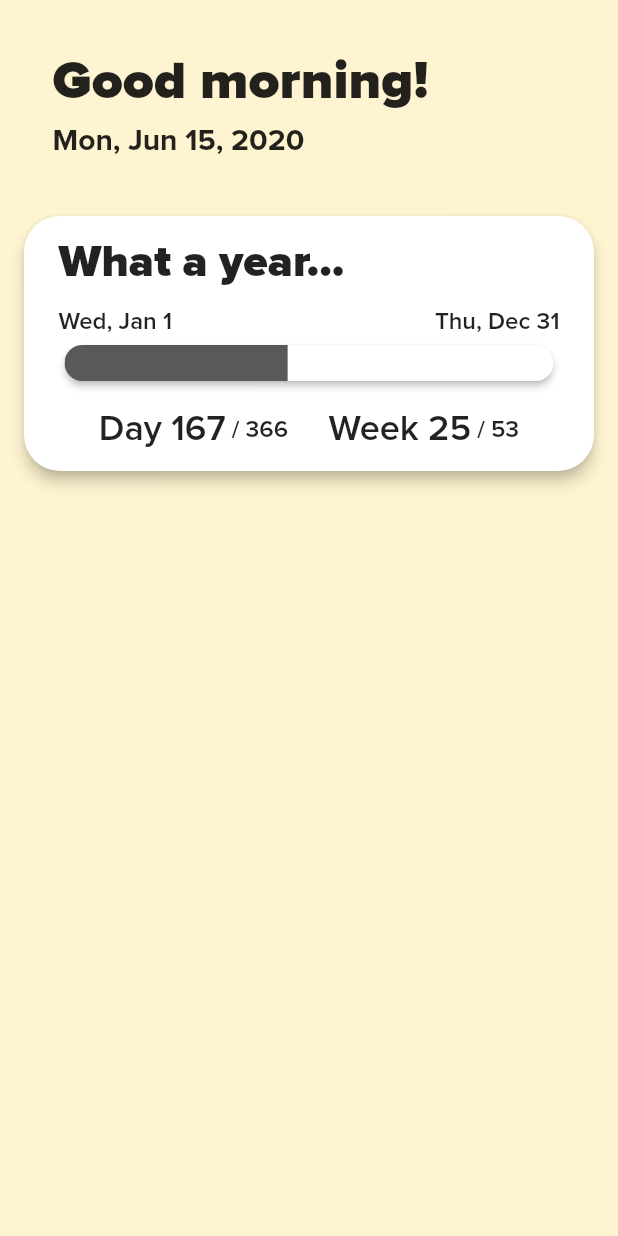
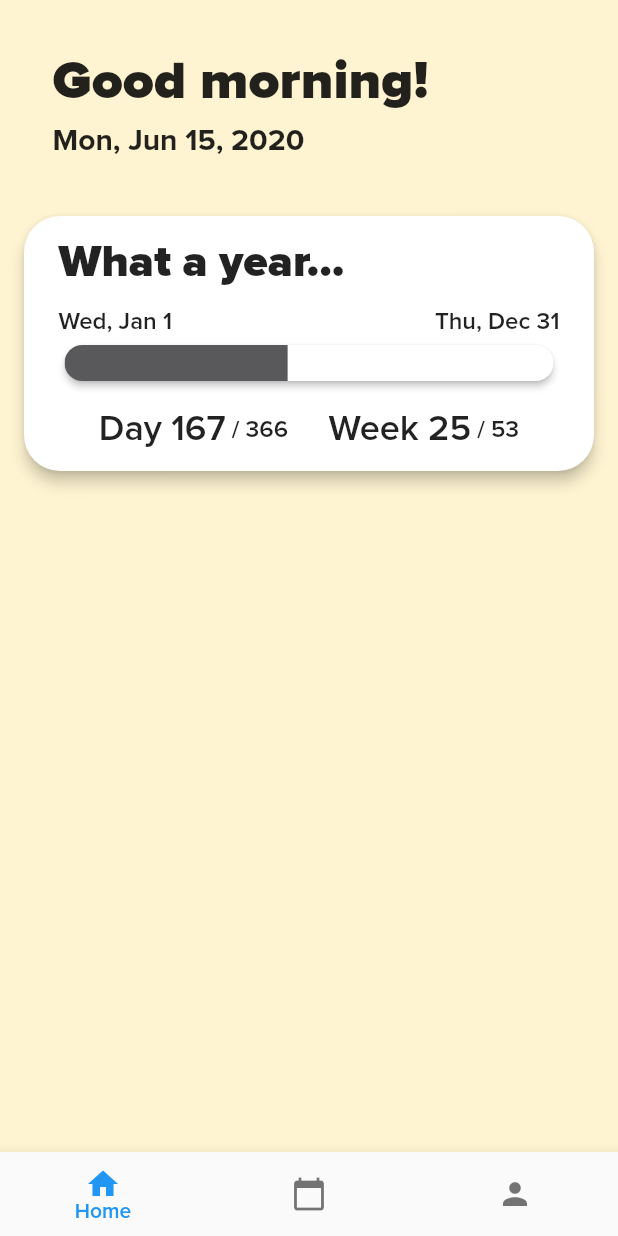
Before and after one commit to ubc-biztech/bt-mobile, a Flutter app: the screen it shows after launch, on a phone screen of 412 x 824 dp. Run offline on Flutter 3.47's test engine with Material 2 defaults, Android fonts, the phone set to English and light mode, and no system bars; drawn by our look-alikes of auto_size_text; our stand-ins replace cached_network_image, flutter_dotenv, get_it, shared_preferences, tuple; network calls fail.

Commit message:
Add navigation bar and empty events/profile pages

```diff
--- a/lib/constants/strings.dart
+++ b/lib/constants/strings.dart
@@ -12,15 +12,25 @@ class S {
   static const String r = 'REPLACE_ME_PLZ';
 
   /// Home
-  static const String degreesC = '${S.r}°C';
-  static const String degreesF = '${S.r}°F';
-  static const String goodMorning = 'Good morning!';
-  static const String goodDay = 'Good day!';
-  static const String goodAfternoon = 'Good afternoon!';
-  static const String goodEvening = 'Good evening!';
-  static const String dayNumerator = 'Day $r';
-  static const String dayDenominator = ' / $r';
-  static const String weekNumerator = 'Week $r';
-  static const String weekDenominator = ' / $r';
-  static const String emptyTitle = 'What a year...';
+  static const String homeTitle = 'Home';
+  static const String homeDegreesC = '${S.r}°C';
+  static const String homeDegreesF = '${S.r}°F';
+  static const String homeGoodMorning = 'Good morning!';
+  static const String homeGoodDay = 'Good day!';
+  static const String homeGoodAfternoon = 'Good afternoon!';
+  static const String homeGoodEvening = 'Good evening!';
+  static const String homeDayNumerator = 'Day $r';
+  static const String homeDayDenominator = ' / $r';
+  static const String homeWeekNumerator = 'Week $r';
+  static const String homeWeekDenominator = ' / $r';
+  static const String homeEmptyTitle = 'What a year...';
+
+  /// Events
+  static const String eventsTitle = 'Events';
+  static const String eventsDesc = 'This is where our events are listed!';
+
+  /// Profile
+  static const String profileTitle = 'Profile';
+  static const String profileDesc =
+      'This is where users can edit their profile!';
 }
--- /dev/null
+++ b/lib/events/events.dart
@@ -0,0 +1,27 @@
+import 'package:bt_mobile/constants/strings.dart';
+import 'package:flutter/material.dart';
+
+import 'events_presenter.dart';
+import 'events_view.dart';
+
+class Events extends StatefulWidget {
+  const Events(this.presenter, {Key key}) : super(key: key);
+
+  final EventsPresenter presenter;
+
+  @override
+  _EventsState createState() => _EventsState();
+}
+
+class _EventsState extends EventsView {
+  @override
+  Widget build(BuildContext context) {
+    return Center(
+      child: Container(
+        child: const Text(
+          S.eventsDesc,
+        ),
+      ),
+    );
+  }
+}
--- /dev/null
+++ b/lib/events/events_model.dart
@@ -0,0 +1,3 @@
+import 'package:bt_mobile/base/model.dart';
+
+class EventsModel extends Model {}
--- /dev/null
+++ b/lib/events/events_presenter.dart
@@ -0,0 +1,9 @@
+import '../base/presenter.dart';
+import 'events_model.dart';
+import 'events_view.dart';
+
+class EventsPresenter extends Presenter<EventsView, EventsModel> {
+  EventsPresenter() {
+    model = EventsModel();
+  }
+}
--- /dev/null
+++ b/lib/main/main.dart
@@ -0,0 +1,37 @@
+import 'package:flutter/material.dart';
+
+import '../constants/colors.dart';
+import 'main_presenter.dart';
+import 'main_view.dart';
+
+class Main extends StatefulWidget {
+  const Main(this.presenter, {Key key}) : super(key: key);
+
+  final MainPresenter presenter;
+
+  @override
+  _MainState createState() => _MainState();
+}
+
+class _MainState extends MainView {
+  @override
+  Widget build(BuildContext context) {
+    return Scaffold(
+      backgroundColor: C.morningBackground,
+      body: SafeArea(
+        child: model.currentPage,
+      ),
+      bottomNavigationBar: BottomNavigationBar(
+        onTap: widget.presenter.onTabTapped,
+        currentIndex: model.pageIndex,
+        showUnselectedLabels: false,
+        items: model.iconAndTitles
+            .map((i) => BottomNavigationBarItem(
+                  icon: i.item1,
+                  title: Text(i.item2),
+                ))
+            .toList(growable: false),
+      ),
+    );
+  }
+}
--- /dev/null
+++ b/lib/main/main_model.dart
@@ -0,0 +1,11 @@
+import 'package:bt_mobile/base/model.dart';
+import 'package:flutter/material.dart';
+import 'package:tuple/tuple.dart';
+
+class MainModel extends Model {
+  int pageIndex = 0;
+  List<Widget> pages = [];
+  List<Tuple2<Icon, String>> iconAndTitles = [];
+
+  Widget get currentPage => pages[pageIndex];
+}
--- /dev/null
+++ b/lib/main/main_presenter.dart
@@ -0,0 +1,34 @@
+import 'package:bt_mobile/constants/strings.dart';
+import 'package:bt_mobile/events/events.dart';
+import 'package:bt_mobile/events/events_presenter.dart';
+import 'package:bt_mobile/home/home.dart';
+import 'package:bt_mobile/home/home_presenter.dart';
+import 'package:bt_mobile/profile/profile.dart';
+import 'package:bt_mobile/profile/profile_presenter.dart';
+import 'package:flutter/material.dart';
+import 'package:tuple/tuple.dart';
+
+import '../base/presenter.dart';
+import 'main_model.dart';
+import 'main_view.dart';
+
+class MainPresenter extends Presenter<MainView, MainModel> {
+  MainPresenter() {
+    model = MainModel();
+    _addPages();
+  }
+
+  void _addPages() {
+    model.pages.add(Home(HomePresenter()));
+    model.iconAndTitles.add(Tuple2(Icon(Icons.home), S.homeTitle));
+    model.pages.add(Events(EventsPresenter()));
+    model.iconAndTitles.add(Tuple2(Icon(Icons.calendar_today), S.eventsTitle));
+    model.pages.add(Profile(ProfilePresenter()));
+    model.iconAndTitles.add(Tuple2(Icon(Icons.person), S.profileTitle));
+  }
+
+  void onTabTapped(int index) {
+    model.pageIndex = index;
+    updateView();
+  }
+}
--- /dev/null
+++ b/lib/main/main_view.dart
@@ -0,0 +1,11 @@
+import '../base/view.dart';
+import 'main.dart';
+import 'main_model.dart';
+
+abstract class MainView extends View<Main, MainModel> {
+  @override
+  void initState() {
+    super.initState();
+    widget.presenter.view = this;
+  }
+}
--- /dev/null
+++ b/lib/profile/profile.dart
@@ -0,0 +1,27 @@
+import 'package:bt_mobile/constants/strings.dart';
+import 'package:flutter/material.dart';
+
+import 'profile_presenter.dart';
+import 'profile_view.dart';
+
+class Profile extends StatefulWidget {
+  const Profile(this.presenter, {Key key}) : super(key: key);
+
+  final ProfilePresenter presenter;
+
+  @override
+  _ProfileState createState() => _ProfileState();
+}
+
+class _ProfileState extends ProfileView {
+  @override
+  Widget build(BuildContext context) {
+    return Center(
+      child: Container(
+        child: const Text(
+          S.profileDesc,
+        ),
+      ),
+    );
+  }
+}
--- /dev/null
+++ b/lib/profile/profile_model.dart
@@ -0,0 +1,3 @@
+import 'package:bt_mobile/base/model.dart';
+
+class ProfileModel extends Model {}
--- /dev/null
+++ b/lib/profile/profile_presenter.dart
@@ -0,0 +1,9 @@
+import '../base/presenter.dart';
+import 'profile_model.dart';
+import 'profile_view.dart';
+
+class ProfilePresenter extends Presenter<ProfileView, ProfileModel> {
+  ProfilePresenter() {
+    model = ProfileModel();
+  }
+}
--- a/lib/splash/splash_presenter.dart
+++ b/lib/splash/splash_presenter.dart
@@ -1,7 +1,7 @@
 import 'package:bt_mobile/common/term_manager.dart';
 import 'package:bt_mobile/common/weather_manager.dart';
-import 'package:bt_mobile/home/home.dart';
-import 'package:bt_mobile/home/home_presenter.dart';
+import 'package:bt_mobile/main/main.dart';
+import 'package:bt_mobile/main/main_presenter.dart';
 import 'package:flutter/material.dart';
 import 'package:flutter_dotenv/flutter_dotenv.dart';
 import 'package:get_it/get_it.dart';
@@ -27,6 +27,6 @@ class SplashPresenter extends Presenter<SplashView, SplashModel> {
     await _getIt<WeatherManager>().setupWeatherManager();
 
     Navigator.pushReplacement(context,
-        MaterialPageRoute(builder: (context) => Home(HomePresenter())));
+        MaterialPageRoute(builder: (context) => Main(MainPresenter())));
   }
 }
```
Also changed, not shown: lib/events/events_view.dart (added, +11 -0 lines), lib/home/home.dart (+1 -7 lines), lib/home/home_presenter.dart (+10 -10 lines), lib/profile/profile_view.dart (added, +11 -0 lines).
